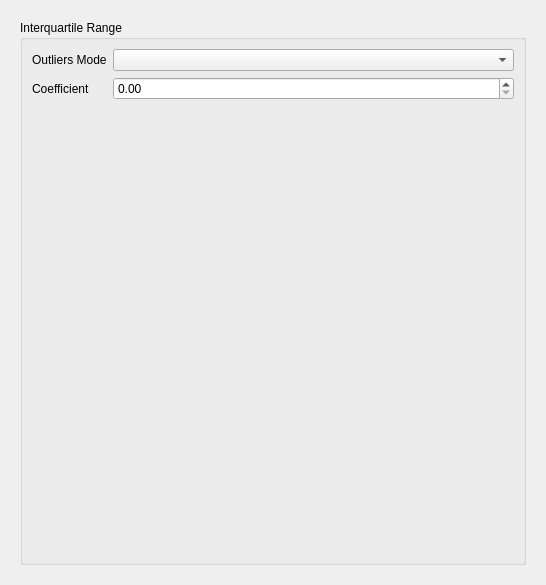
First picture: the form in tse_analytics/views/settings/outliers_settings_widget.ui, repository TSE-Systems/tse-analytics, before the edit.
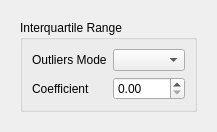
Second picture: the form after the edit.

The edit to the form file:
```diff
--- a/tse_analytics/views/settings/outliers_settings_widget.ui
+++ b/tse_analytics/views/settings/outliers_settings_widget.ui
@@ -2,14 +2,6 @@
 <ui version="4.0">
  <class>OutliersSettingsWidget</class>
  <widget class="QWidget" name="OutliersSettingsWidget">
-  <property name="geometry">
-   <rect>
-    <x>0</x>
-    <y>0</y>
-    <width>546</width>
-    <height>585</height>
-   </rect>
-  </property>
   <property name="windowTitle">
    <string>Form</string>
   </property>
@@ -27,8 +19,8 @@
        <rect>
         <x>0</x>
         <y>0</y>
-        <width>528</width>
-        <height>567</height>
+        <width>188</width>
+        <height>104</height>
        </rect>
       </property>
       <layout class="QVBoxLayout" name="verticalLayout_3">
```
